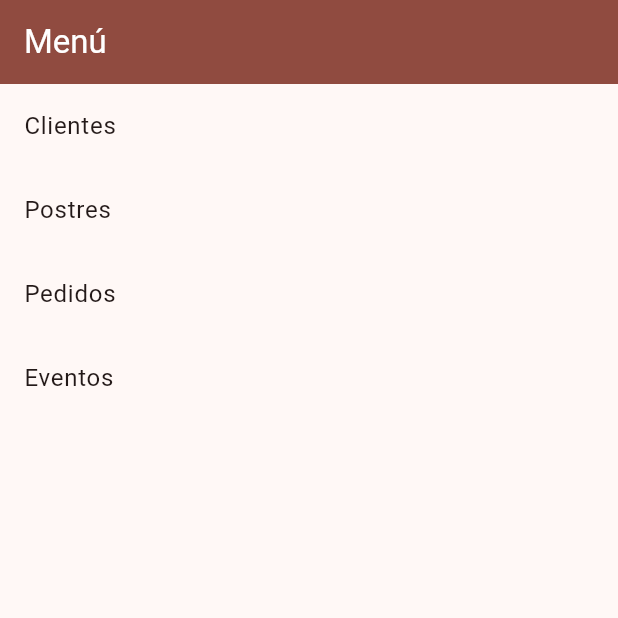
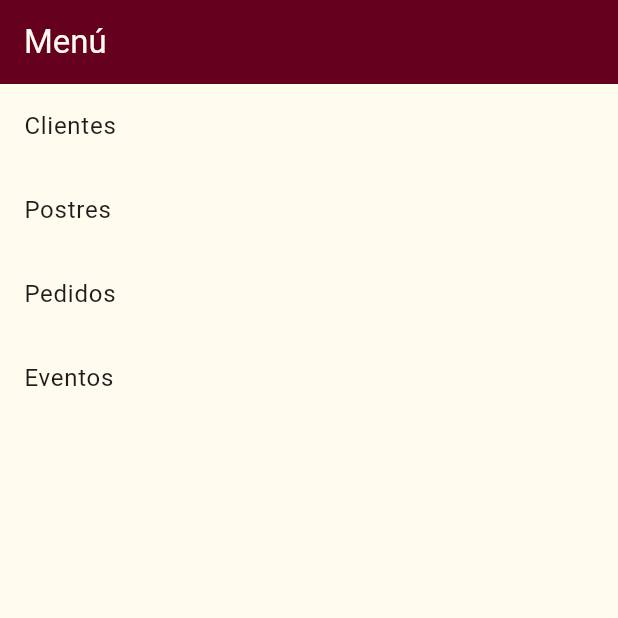
Before and after one commit to AlejandroH7/PittyF, a Flutter app: the screen it shows after launch, after a tap on "Iniciar", on a phone screen of 412 x 824 dp, the top half of it. Run offline on Flutter 3.47's test engine with Material 3 defaults, Android fonts, the phone set to English and light mode, and no system bars; our stand-ins replace dio; network calls fail.

Commit message:
avance, cambio visual de la app

```diff
--- a/lib/main.dart
+++ b/lib/main.dart
@@ -33,7 +33,27 @@
     return MaterialApp(
       title: 'Pitty App',
       theme: ThemeData(
-        colorScheme: ColorScheme.fromSeed(seedColor: const Color(0xFF8B0000)), // Wine color
+        colorScheme: ColorScheme.fromSeed(
+          seedColor: const Color(0xFF66001F), // Burgundy
+          primary: const Color(0xFF66001F), // Burgundy
+          secondary: const Color(0xFFFEFCEF), // Cream
+          background: const Color(0xFFFEFCEF), // Cream
+        ),
+        scaffoldBackgroundColor: const Color(0xFFFEFCEF), // Cream
+        appBarTheme: const AppBarTheme(
+          backgroundColor: Color(0xFF66001F), // Burgundy
+          foregroundColor: Color(0xFFFEFCEF), // Cream for text/icons
+        ),
+        textTheme: const TextTheme(
+          bodyLarge: TextStyle(color: Color(0xFF66001F)),
+          bodyMedium: TextStyle(color: Color(0xFF66001F)),
+          displayLarge: TextStyle(color: Color(0xFF66001F)),
+          displayMedium: TextStyle(color: Color(0xFF66001F)),
+          displaySmall: TextStyle(color: Color(0xFF66001F)),
+          headlineMedium: TextStyle(color: Color(0xFF66001F)),
+          headlineSmall: TextStyle(color: Color(0xFF66001F)),
+          titleLarge: TextStyle(color: Color(0xFF66001F)),
+        ),
         useMaterial3: true,
       ),
       initialRoute: InicioScreen.routeName,
--- a/lib/presentation/screens/clients_list_screen.dart
+++ b/lib/presentation/screens/clients_list_screen.dart
@@ -46,8 +46,6 @@ class _ClientsListScreenState extends State<ClientsListScreen> {
     return Scaffold(
       appBar: AppBar(
         title: const Text('Lista de Clientes'),
-        backgroundColor: Theme.of(context).colorScheme.primary,
-        foregroundColor: Colors.white,
       ),
       body: FutureBuilder<List<ClientModel>>(
         future: _clientsFuture,
--- a/lib/presentation/screens/desserts_list_screen.dart
+++ b/lib/presentation/screens/desserts_list_screen.dart
@@ -45,8 +45,6 @@ class _DessertsListScreenState extends State<DessertsListScreen> {
     return Scaffold(
       appBar: AppBar(
         title: const Text('Lista de Postres'),
-        backgroundColor: Theme.of(context).colorScheme.primary,
-        foregroundColor: Colors.white,
       ),
       body: FutureBuilder<List<DessertModel>>(
         future: _dessertsFuture,
--- a/lib/presentation/screens/event_edit_screen.dart
+++ b/lib/presentation/screens/event_edit_screen.dart
@@ -1,5 +1,4 @@
 import 'package:flutter/material.dart';
-import 'package:flutter/services.dart';
 import 'package:intl/intl.dart';
 import 'package:pittyf/data/models/event_model.dart';
 import 'package:pittyf/data/models/event_update_request_model.dart';
--- a/lib/presentation/screens/events_list_screen.dart
+++ b/lib/presentation/screens/events_list_screen.dart
@@ -57,8 +57,6 @@ class _EventsListScreenState extends State<EventsListScreen> {
     return Scaffold(
       appBar: AppBar(
         title: const Text('Lista de Eventos'),
-        backgroundColor: Theme.of(context).colorScheme.primary,
-        foregroundColor: Colors.white,
       ),
       body: FutureBuilder<List<EventModel>>(
         future: _eventsFuture,
--- a/lib/presentation/screens/inicio_screen.dart
+++ b/lib/presentation/screens/inicio_screen.dart
@@ -18,7 +18,6 @@ class InicioScreen extends StatelessWidget {
                 Text(
                   'Bienvenido a Pitty',
                   style: Theme.of(context).textTheme.headlineMedium?.copyWith(
-                        color: const Color(0xFF8B0000), // Vino color
                         fontWeight: FontWeight.bold,
                       ),
                   textAlign: TextAlign.center,
@@ -37,8 +36,6 @@ class InicioScreen extends StatelessWidget {
                       Navigator.of(context).pushReplacementNamed('/menu');
                     },
                     style: ElevatedButton.styleFrom(
-                      backgroundColor: const Color(0xFF8B0000), // Vino color
-                      foregroundColor: Colors.white,
                       shape: RoundedRectangleBorder(
                         borderRadius: BorderRadius.circular(8.0),
                       ),
@@ -47,7 +44,7 @@ class InicioScreen extends StatelessWidget {
                     child: Text(
                       'Iniciar',
                       style: Theme.of(context).textTheme.titleLarge?.copyWith(
-                            color: Colors.white,
+                            color: Theme.of(context).colorScheme.secondary,
                             fontWeight: FontWeight.bold,
                           ),
                     ),
--- a/lib/presentation/screens/main_menu_screen.dart
+++ b/lib/presentation/screens/main_menu_screen.dart
@@ -10,8 +10,6 @@ class MainMenuScreen extends StatelessWidget {
     return Scaffold(
       appBar: AppBar(
         title: const Text('Menú'),
-        backgroundColor: Theme.of(context).colorScheme.primary,
-        foregroundColor: Colors.white,
       ),
       body: ListView(
         children: <Widget>[
--- a/lib/presentation/screens/pedido_completo_form_screen.dart
+++ b/lib/presentation/screens/pedido_completo_form_screen.dart
@@ -172,7 +172,7 @@ class _PedidoCompletoFormScreenState extends State<PedidoCompletoFormScreen> {
               padding: const EdgeInsets.all(16.0),
               children: [
                 DropdownButtonFormField<int>(
-                  value: _selectedClientId,
+                  initialValue: _selectedClientId,
                   decoration: const InputDecoration(labelText: 'Cliente', border: OutlineInputBorder()),
                   items: formData.clients.map((client) {
                     return DropdownMenuItem<int>(value: client.id, child: Text(client.nombre));
@@ -182,7 +182,7 @@ class _PedidoCompletoFormScreenState extends State<PedidoCompletoFormScreen> {
                 ),
                 const SizedBox(height: 16),
                 DropdownButtonFormField<DessertModel>(
-                  value: _selectedPostre,
+                  initialValue: _selectedPostre,
                   decoration: const InputDecoration(labelText: 'Postre', border: OutlineInputBorder()),
                   items: formData.desserts.map((dessert) {
                     return DropdownMenuItem<DessertModel>(value: dessert, child: Text(dessert.nombre));
--- a/lib/presentation/screens/pedido_completo_list_screen.dart
+++ b/lib/presentation/screens/pedido_completo_list_screen.dart
@@ -127,10 +127,6 @@ class _PedidoCompletoListScreenState extends State<PedidoCompletoListScreen> {
         appBar: AppBar(
 
           title: const Text('Lista de Pedidos'),
-
-          backgroundColor: Theme.of(context).colorScheme.primary,
-
-          foregroundColor: Colors.white,
 
         ),
 
--- a/lib/presentation/screens/pedido_detail_screen.dart
+++ b/lib/presentation/screens/pedido_detail_screen.dart
@@ -172,7 +172,7 @@ class _PedidoDetailScreenState extends State<PedidoDetailScreen> {
                         // TODO: Display personalizaciones if needed
                       ),
                     );
-                  }).toList(),
+                  }),
                 ],
               ),
             ),
--- a/lib/presentation/screens/pedidos_list_screen.dart
+++ b/lib/presentation/screens/pedidos_list_screen.dart
@@ -33,8 +33,6 @@ class _PedidosListScreenState extends State<PedidosListScreen> {
     return Scaffold(
       appBar: AppBar(
         title: const Text('Lista de Pedidos'),
-        backgroundColor: Theme.of(context).colorScheme.primary,
-        foregroundColor: Colors.white,
       ),
       body: FutureBuilder<List<PedidoModel>>(
         future: _pedidosFuture,
```
Also changed, not shown: lib/presentation/screens/client_detail_screen.dart (+0 -10 lines), lib/presentation/screens/pedido_completo_edit_screen.dart (+3 -4 lines), pubspec.lock.
